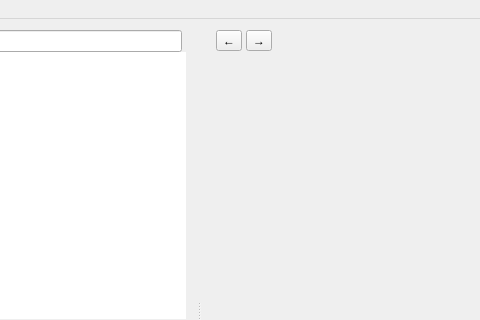
This is src/libs/ui/mainwindow.ui in zealdocs/zeal as Qt 5 draws it before an edit; both pictures show x 420 to 900 and y 0 to 320 of the 900 by 600 pixel window. The edited form follows.
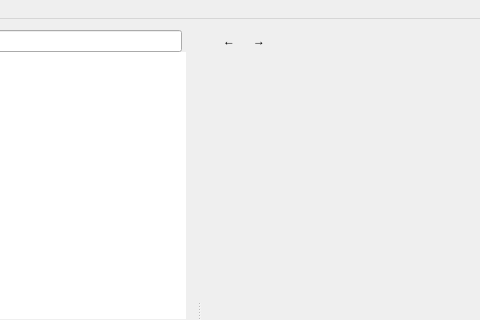
This is the edited form. Icons and pictures are not drawn. Custom widgets are drawn as their Qt base class.

Commit message: ui: Use system icons for back and forward buttons

```diff
--- a/src/libs/ui/mainwindow.ui
+++ b/src/libs/ui/mainwindow.ui
@@ -139,8 +139,8 @@
              <property name="text">
               <string>←</string>
              </property>
-             <property name="icon">
-              <iconset theme="go-previous"/>
+             <property name="autoRaise">
+              <bool>true</bool>
              </property>
             </widget>
            </item>
@@ -155,8 +155,8 @@
              <property name="text">
               <string>→</string>
              </property>
-             <property name="icon">
-              <iconset theme="go-next"/>
+             <property name="autoRaise">
+              <bool>true</bool>
              </property>
             </widget>
            </item>
```
The commit also changes 1 other file.
